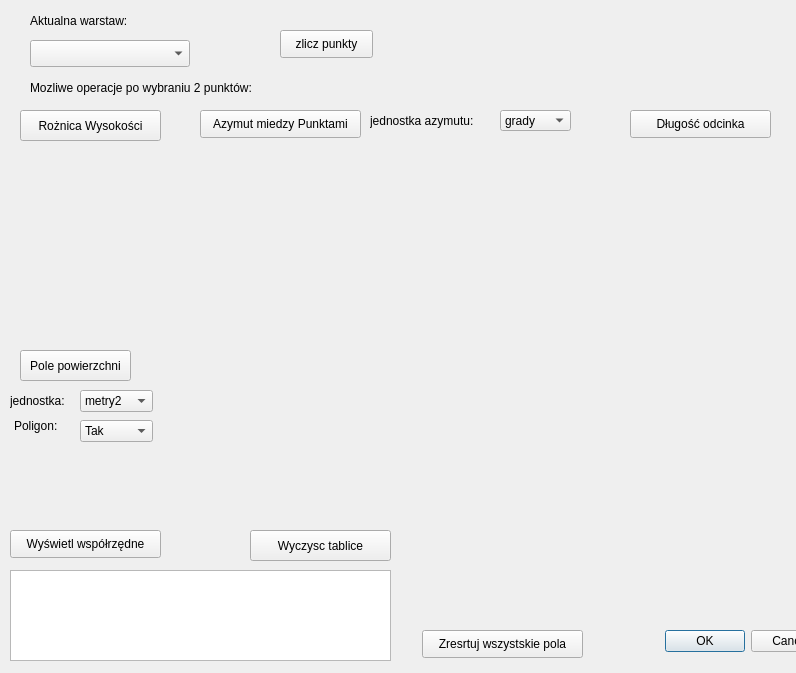
First picture: the form in wtyczka_projekt_3/wtyczka_projekt_3_dialog_base.ui, repository Sawoboh/Informatyka_Projekt_2, before the edit.
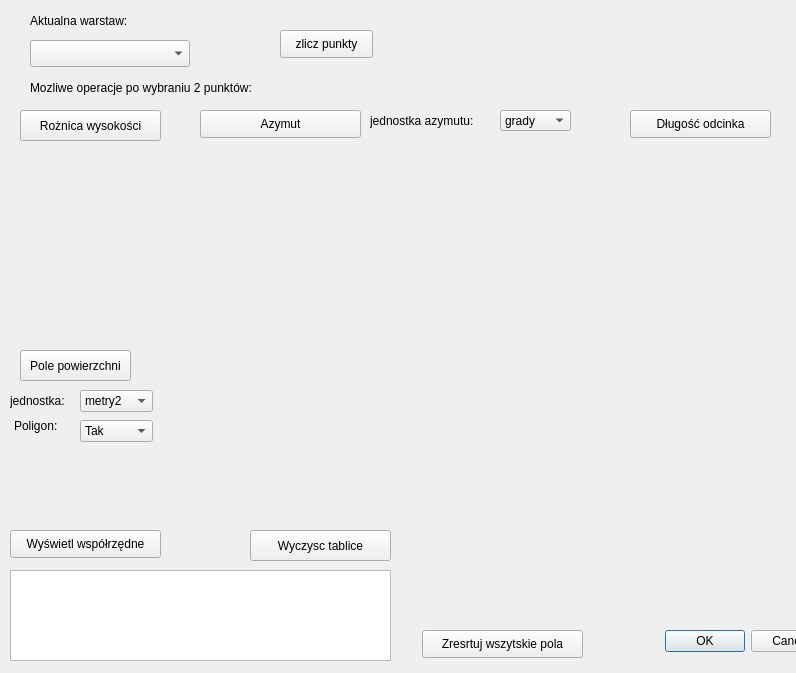
Second picture: the form after the edit. Custom widgets are drawn as their Qt base class.

Patch:
```diff
--- a/wtyczka_projekt_3/wtyczka_projekt_3_dialog_base.ui
+++ b/wtyczka_projekt_3/wtyczka_projekt_3_dialog_base.ui
@@ -75,7 +75,7 @@
     </rect>
    </property>
    <property name="text">
-    <string>Rożnica Wysokości</string>
+    <string>Rożnica wysokości</string>
    </property>
   </widget>
   <widget class="QTextEdit" name="wspolrzedne">
@@ -189,7 +189,7 @@
     </rect>
    </property>
    <property name="text">
-    <string>Azymut miedzy Punktami</string>
+    <string>Azymut</string>
    </property>
   </widget>
   <widget class="QPushButton" name="dlugosc_odcinka">
@@ -338,7 +338,7 @@
     </rect>
    </property>
    <property name="text">
-    <string>Zresrtuj wszystskie pola</string>
+    <string>Zresrtuj wszytskie pola</string>
    </property>
   </widget>
   <widget class="QLabel" name="poligon">
```
